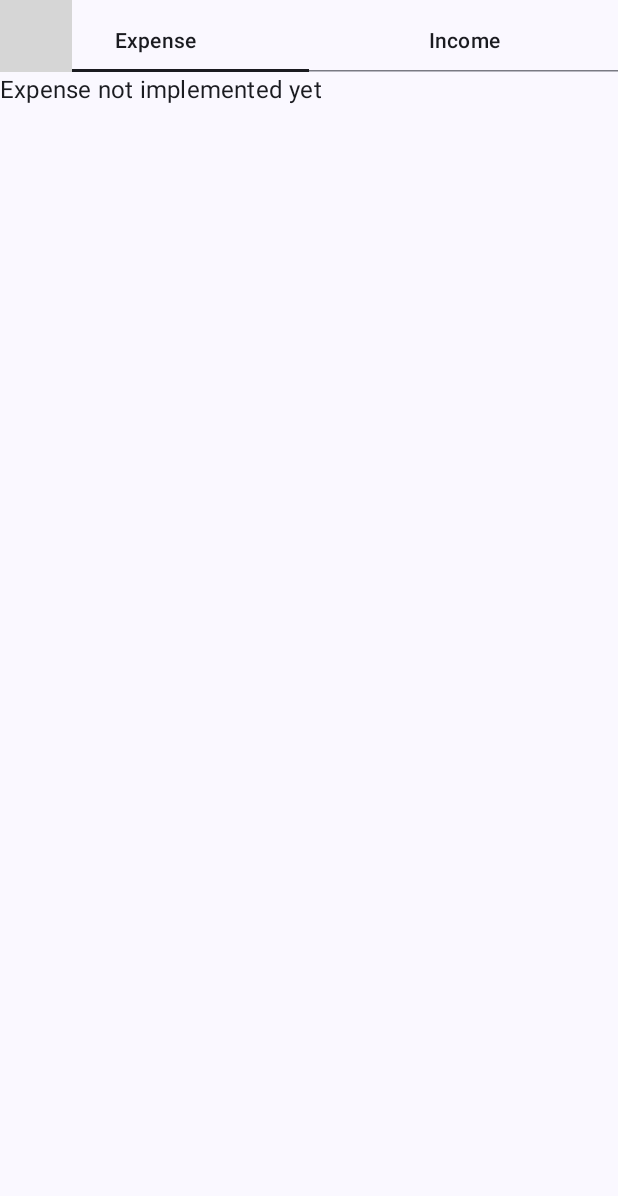
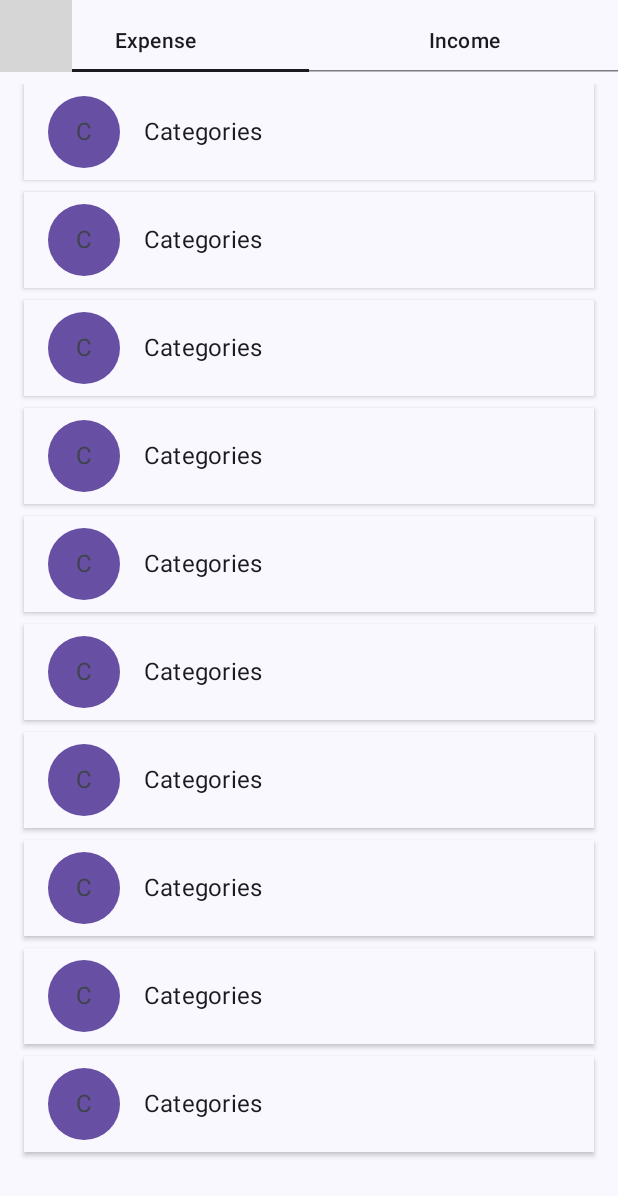
Before and after one commit to Uwi0/Track_Money, an Android app built with Jetpack Compose: the PickCategoryRoute screen opened through its navigation route, on a phone screen of 412 x 824 dp. Shown: the top 1196 px of the screen. Run offline under Robolectric (Android 15) with nearby library versions, the phone set to English and light mode, and no system bars; our stand-ins replace Dagger/Hilt's generated code; 3 statements that could not run were skipped; grey boxes are pictures that could not be loaded.

```diff
--- a/core/designsystem/src/main/java/com/kakapo/designsystem/component/icon/InitialIcon.kt
+++ b/core/designsystem/src/main/java/com/kakapo/designsystem/component/icon/InitialIcon.kt
@@ -1,16 +1,24 @@
 package com.kakapo.designsystem.component.icon
 
+import androidx.compose.foundation.layout.Box
+import androidx.compose.foundation.layout.fillMaxSize
 import androidx.compose.foundation.layout.size
 import androidx.compose.foundation.shape.CircleShape
 import androidx.compose.material3.Surface
+import androidx.compose.material3.Text
 import androidx.compose.runtime.Composable
+import androidx.compose.ui.Alignment
 import androidx.compose.ui.Modifier
+import androidx.compose.ui.graphics.Color
 import androidx.compose.ui.unit.Dp
 import androidx.compose.ui.unit.dp
+import com.kakapo.designsystem.component.ThemePreviews
+import com.kakapo.designsystem.theme.AppTheme
 
 @Composable
 fun InitialIcon(
     name: String,
+    color: Color,
     size: Dp = 48.dp
 ) {
     val initials = name.split(" ")
@@ -18,7 +26,21 @@ fun InitialIcon(
         .mapNotNull { it.firstOrNull()?.toString() }
         .joinToString("")
 
-    Surface(modifier = Modifier.size(size), shape = CircleShape) {
-
+    Surface(
+        modifier = Modifier.size(size),
+        shape = CircleShape,
+        color = color
+    ) {
+        Box(modifier = Modifier.fillMaxSize()) {
+            Text(modifier = Modifier.align(Alignment.Center), text = initials)
+        }
     }
 }
+
+@ThemePreviews
+@Composable
+private fun InitialIconPrev(){
+    AppTheme {
+        InitialIcon(name = "Home", color = Color(0xFF6750A4))
+    }
+}
--- /dev/null
+++ b/core/ui/src/main/res/values/strings.xml
@@ -0,0 +1,5 @@
+<?xml version="1.0" encoding="utf-8"?>
+<resources>
+    <string name="select">Select</string>
+    <string name="cancel">Cancel</string>
+</resources>
--- a/feature/categories/src/main/java/com/kakapo/pickCategory/PickCategoryScreen.kt
+++ b/feature/categories/src/main/java/com/kakapo/pickCategory/PickCategoryScreen.kt
@@ -1,9 +1,12 @@
 package com.kakapo.pickCategory
 
 import androidx.compose.animation.AnimatedContent
+import androidx.compose.foundation.layout.Arrangement
 import androidx.compose.foundation.layout.Column
 import androidx.compose.foundation.layout.fillMaxSize
 import androidx.compose.foundation.layout.padding
+import androidx.compose.foundation.lazy.LazyColumn
+import androidx.compose.material3.ListItem
 import androidx.compose.material3.Scaffold
 import androidx.compose.material3.Text
 import androidx.compose.runtime.Composable
@@ -12,9 +15,12 @@ import androidx.compose.runtime.mutableStateOf
 import androidx.compose.runtime.remember
 import androidx.compose.runtime.setValue
 import androidx.compose.ui.Modifier
+import androidx.compose.ui.graphics.Color
 import androidx.compose.ui.res.stringResource
+import androidx.compose.ui.unit.dp
 import com.kakapo.categories.R
 import com.kakapo.designsystem.animation.slidingContentAnimation
+import com.kakapo.designsystem.component.icon.InitialIcon
 import com.kakapo.designsystem.component.tabs.CustomTab
 import com.kakapo.designsystem.component.tabs.CustomTabRow
 import com.kakapo.designsystem.component.topAppBar.NavigationUpTopAppbar
@@ -78,9 +84,23 @@ private fun CategoriesScreen(currentTab: TypeCategories) {
 
 @Composable
 private fun CategoriesList(title: String) {
-    Column(modifier = Modifier.fillMaxSize()) {
-        Text(text = "$title not implemented yet")
+    LazyColumn(
+        modifier = Modifier.fillMaxSize().padding(horizontal = 16.dp, vertical = 8.dp),
+        verticalArrangement = Arrangement.spacedBy(8.dp)
+    ) {
+        items(10) {
+            CardCategories(title = "Categories")
+        }
     }
+}
+
+@Composable
+private fun CardCategories(title: String) {
+    ListItem(
+        shadowElevation = 2.dp,
+        headlineContent = { Text(text = title) },
+        leadingContent = { InitialIcon(name = title, color = Color(0xFF6750A4)) }
+    )
 }
 
 enum class TypeCategories(val title: Int) {
```
Also changed, not shown: core/designsystem/src/main/java/com/kakapo/designsystem/component/Tabs.kt (deleted, +0 -138 lines), core/designsystem/src/main/java/com/kakapo/designsystem/component/button/Button.kt (+15 -5 lines), core/ui/src/main/java/com/kakapo/ui/component/dialog/DialogSelectDate.kt (added, +51 -0 lines), feature/transaction/src/main/java/com/kakapo/transaction/addTransaction/AddTransactionScreen.kt (+10 -1 lines), feature/transaction/src/main/java/com/kakapo/transaction/addTransaction/AddTransactionViewContract.kt (+16 -0 lines), gradle/libs.versions.toml (+5 -5 lines).
